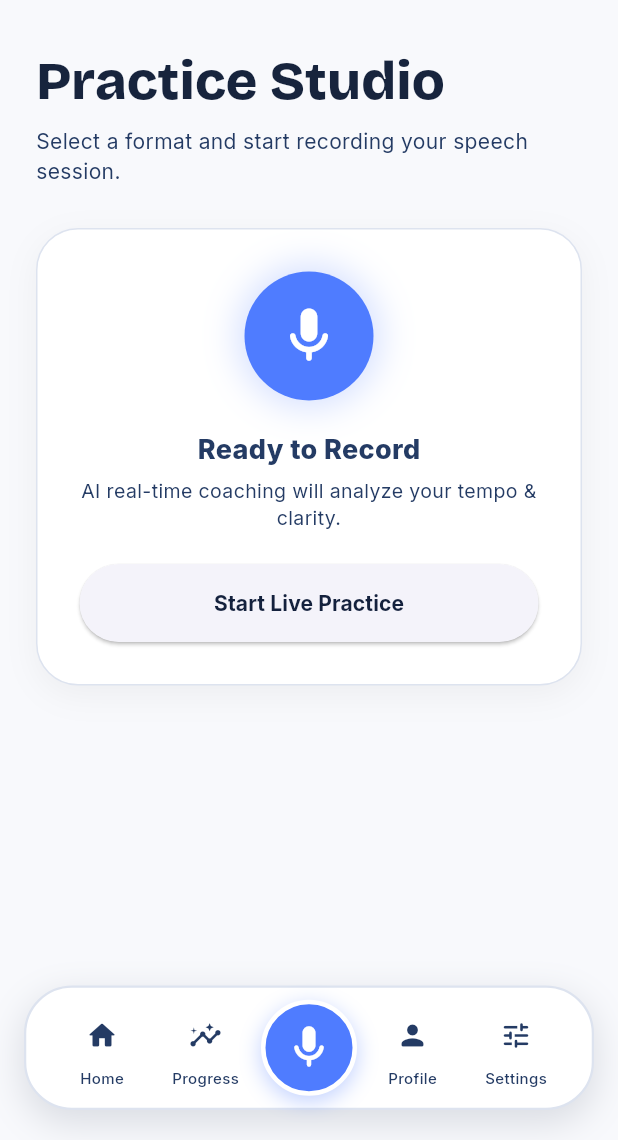
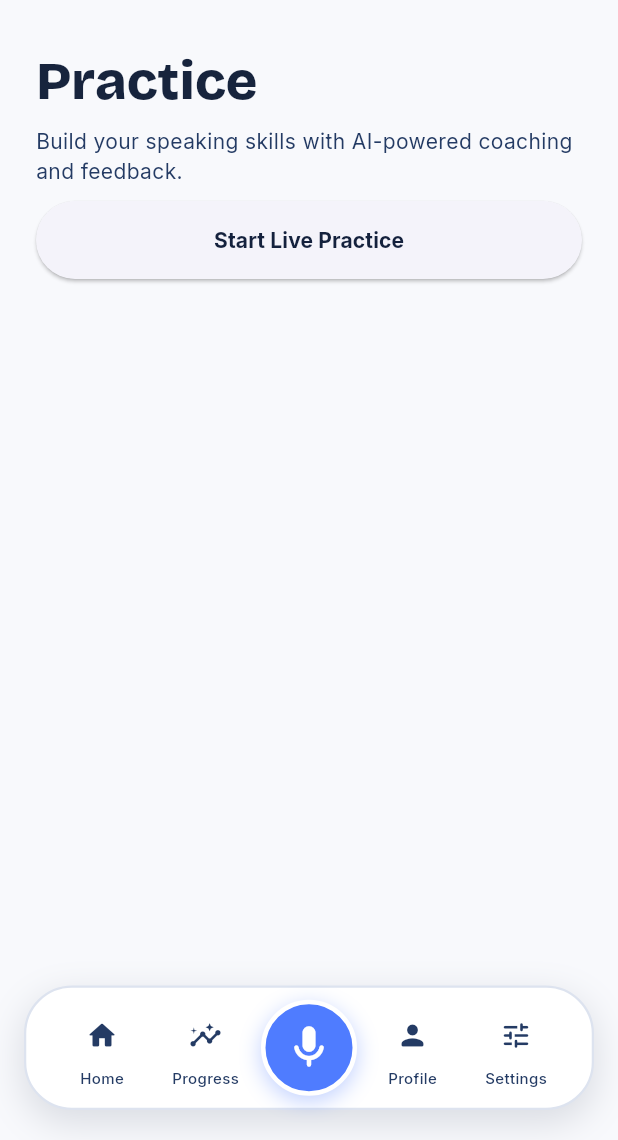
Before and after one commit to gerardosison/App_Builder_Hackathon, a Flutter app: the HomeScreen screen opened directly, item 3 of the bottom bar chosen, on a phone screen of 412 x 824 dp, the part 96-1236 px from its top. Run offline on Flutter 3.47's test engine with Material 3 defaults, Android fonts, the phone set to English and light mode, and no system bars; our stand-ins replace google_fonts.

Commit message:
Minor adjustment to home screen

```diff
--- a/lib/features/home/presentation/home_screen.dart
+++ b/lib/features/home/presentation/home_screen.dart
@@ -617,70 +617,21 @@ class _PracticeTabView extends StatelessWidget {
   final VoidCallback onStart;
 
   @override
-  Widget build(BuildContext context) {
-    return Column(
+  Widget build(BuildContext context) => SizedBox(
+    height: (MediaQuery.sizeOf(context).height - 180).clamp(
+      320.0,
+      double.infinity,
+    ),
+    child: Column(
       crossAxisAlignment: CrossAxisAlignment.stretch,
       children: [
-        Text(
-          'Practice Studio',
-          style: Theme.of(context).textTheme.displaySmall,
-        ),
+        Text('Practice', style: Theme.of(context).textTheme.displaySmall),
         const SizedBox(height: 8),
         const Text(
-          'Select a format and start recording your speech session.',
+          'Build your speaking skills with AI-powered coaching and feedback.',
           style: TextStyle(color: AppColors.navySoft),
         ),
-        const SizedBox(height: 28),
-
-        // Mic recording centerpiece
-        Container(
-          padding: const EdgeInsets.all(28),
-          decoration: BoxDecoration(
-            color: Colors.white,
-            borderRadius: BorderRadius.circular(28),
-            border: Border.all(color: AppColors.line),
-            boxShadow: const [
-              BoxShadow(
-                color: Color(0x0C000000),
-                blurRadius: 18,
-                offset: Offset(0, 6),
-              ),
-            ],
-          ),
-          child: Column(
-            children: [
-              Container(
-                width: 86,
-                height: 86,
-                decoration: const BoxDecoration(
-                  color: AppColors.blue,
-                  shape: BoxShape.circle,
-                  boxShadow: [
-                    BoxShadow(
-                      color: Color(0x404F7CFF),
-                      blurRadius: 20,
-                      spreadRadius: 4,
-                    ),
-                  ],
-                ),
-                child: const Icon(
-                  Icons.mic_rounded,
-                  size: 44,
-                  color: Colors.white,
-                ),
-              ),
-              const SizedBox(height: 20),
-              const Text(
-                'Ready to Record',
-                style: TextStyle(fontSize: 18, fontWeight: FontWeight.w800),
-              ),
-              const SizedBox(height: 6),
-              const Text(
-                'AI real-time coaching will analyze your tempo & clarity.',
-                textAlign: TextAlign.center,
-                style: TextStyle(fontSize: 13, color: AppColors.navySoft),
-              ),
-              const SizedBox(height: 22),
+        const SizedBox(height: 10),
         SizedBox(
           width: double.infinity,
           height: 52,
@@ -691,10 +642,7 @@ class _PracticeTabView extends StatelessWidget {
         ),
       ],
     ),
-        ),
-      ],
   );
-  }
 }
 
 // -----------------------------------------------------------------------------
```
Lines whose indentation alone changed are shown as unchanged.
